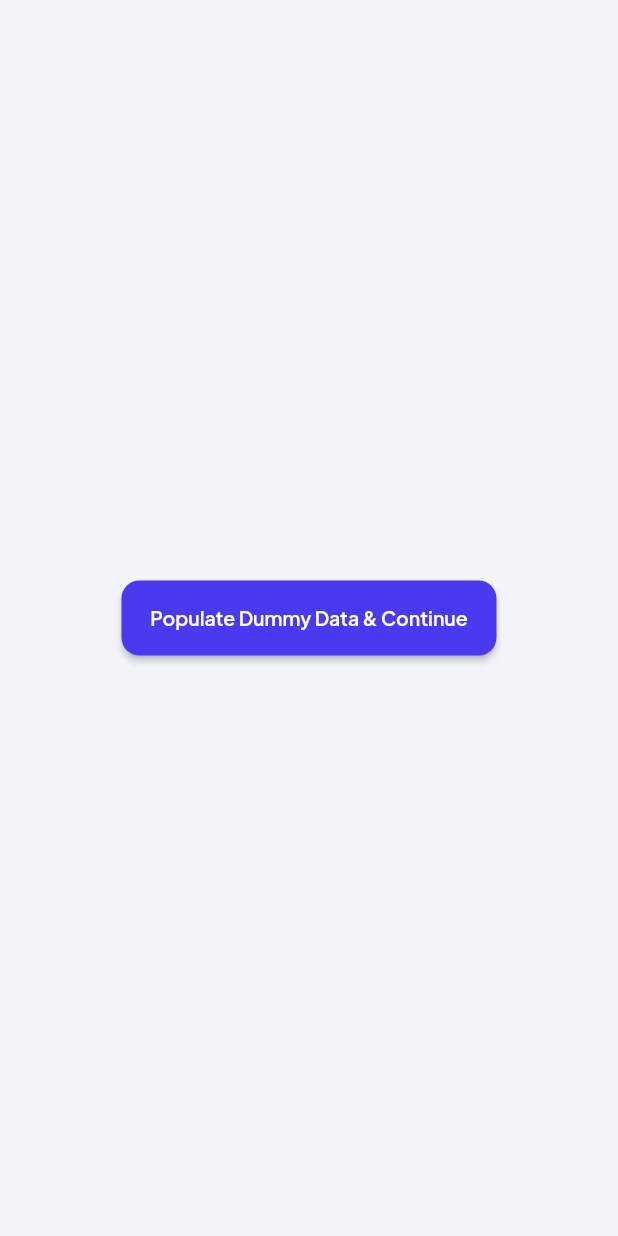
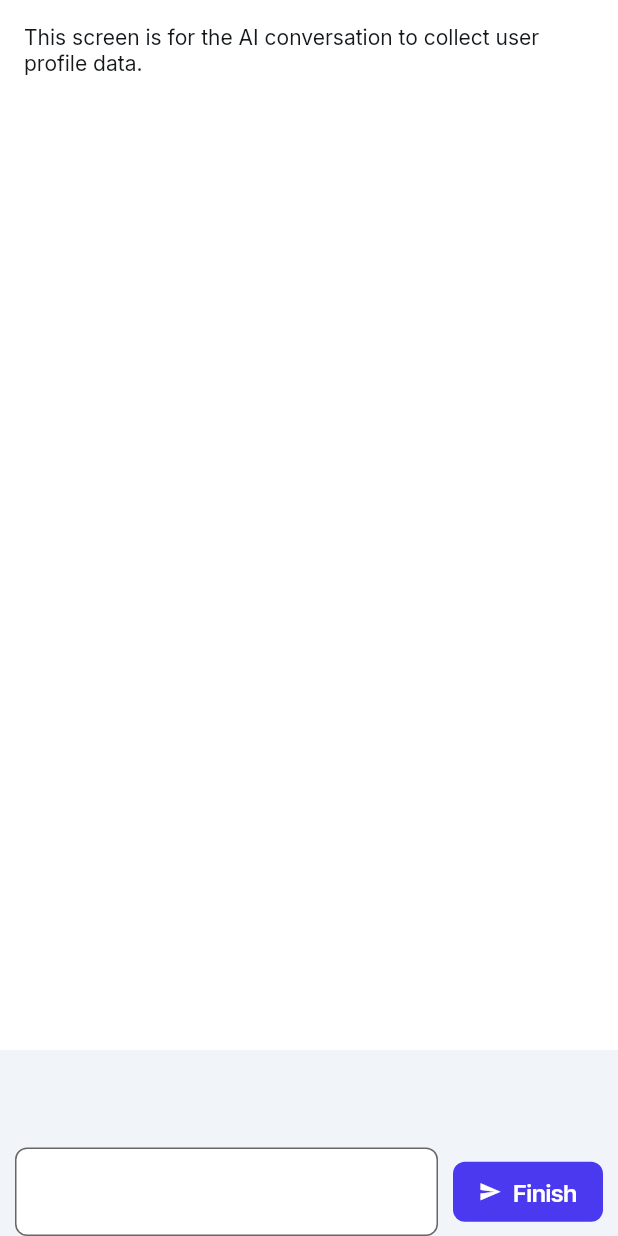
Before and after one commit to varsharamanujam/walleteriumFrontend, a Flutter app: the AIConversationalOnboardingScreenWidget screen opened by its route, on a phone screen of 412 x 824 dp. Run offline on Flutter 3.47's test engine with Material 3 defaults, Android fonts, the phone set to English and light mode, and no system bars; drawn by our look-alikes of auto_size_text; our stand-ins replace carousel_slider, cloud_firestore, file_picker, firebase_auth, firebase_core, firebase_storage and 14 more; missing offline and left inert: firebase_app_check, json_path; accounts and stored records are empty.

Commit message:
AI onboarding screen fixed

```diff
--- a/lib/feature1/a_i_conversational_onboarding_screen/a_i_conversational_onboarding_screen_model.dart
+++ b/lib/feature1/a_i_conversational_onboarding_screen/a_i_conversational_onboarding_screen_model.dart
@@ -18,8 +18,8 @@ class AIConversationalOnboardingScreenModel
     extends FlutterFlowModel<AIConversationalOnboardingScreenWidget> {
   ///  State fields for stateful widgets in this page.
 
-  // TextEditingController userMessageInputTextController = TextEditingController(); // Commented out as per request
-  // FocusNode? userMessageInputFocusNode; // Keep this as nullable if FlutterFlow might not always initialize it // Commented out as per request
+  TextEditingController userMessageInputTextController = TextEditingController();
+  FocusNode? userMessageInputFocusNode;
 
   // String? Function(BuildContext, String?)? // Commented out as per request
   //     userMessageInputTextControllerValidator; // Commented out as per request
@@ -36,10 +36,10 @@ class AIConversationalOnboardingScreenModel
   @override
   void dispose() {
     // Safely dispose of nullable FocusNode
-    // userMessageInputFocusNode?.dispose(); // Commented out as per request
+    userMessageInputFocusNode?.dispose();
 
     // Dispose of non-nullable TextEditingController
-    // userMessageInputTextController.dispose(); // Commented out as per request
+    userMessageInputTextController.dispose();
 
     // Call super.dispose() *last*
     // super.dispose(); only if its not abstract class
--- a/lib/feature1/a_i_conversational_onboarding_screen/a_i_conversational_onboarding_screen_widget.dart
+++ b/lib/feature1/a_i_conversational_onboarding_screen/a_i_conversational_onboarding_screen_widget.dart
@@ -1,14 +1,17 @@
 import '/flutter_flow/flutter_flow_theme.dart';
 import '/flutter_flow/flutter_flow_util.dart';
 import '/flutter_flow/flutter_flow_widgets.dart';
+import 'dart:ui';
 import 'package:flutter/material.dart';
-// import 'package:cloud_firestore/cloud_firestore.dart'; // Commented out as per request
-// import 'package:cloud_functions/cloud_functions.dart'; // Commented out as per request
+import 'package:google_fonts/google_fonts.dart';
+import 'package:provider/provider.dart';
+import 'a_i_conversational_onboarding_screen_model.dart';
+export 'a_i_conversational_onboarding_screen_model.dart';
+
+// Imports for Firebase
+import 'package:cloud_firestore/cloud_firestore.dart';
 import '/auth/firebase_auth/auth_util.dart';
-// import '/index.dart'; // Commented out as per request
-// import 'a_i_conversational_onboarding_screen_model.dart'; // Commented out as per request
-// export 'a_i_conversational_onboarding_screen_model.dart'; // Commented out as per request
-import 'package:walleterium/feature1/a_i_conversational_onboarding_screen/dummyData.dart'; // Import dummyData.dart
+import '/index.dart';
 
 class AIConversationalOnboardingScreenWidget extends StatefulWidget {
   const AIConversationalOnboardingScreenWidget({super.key});
@@ -23,185 +26,187 @@ class AIConversationalOnboardingScreenWidget extends StatefulWidget {
 
 class _AIConversationalOnboardingScreenWidgetState
     extends State<AIConversationalOnboardingScreenWidget> {
-  // late AIConversationalOnboardingScreenModel _model; // Commented out as per request
+  late AIConversationalOnboardingScreenModel _model;
+
   final scaffoldKey = GlobalKey<ScaffoldState>();
-  // String? _onboardingSessionId; // Commented out as per request
-  // bool _isLoading = true; // Commented out as per request
-  // bool _isConversationDone = false; // Commented out as per request
 
   @override
   void initState() {
     super.initState();
-    // _model = createModel(context, () => AIConversationalOnboardingScreenModel()); // Commented out as per request
-    // _model.userMessageInputTextController ??= TextEditingController(); // Commented out as per request
-    // _model.userMessageInputFocusNode ??= FocusNode(); // Commented out as per request
-    // _startOrResumeOnboarding(); // Commented out as per request
+    _model =
+        createModel(context, () => AIConversationalOnboardingScreenModel());
+
+    _model.userMessageInputTextController ??=
+        TextEditingController(text: 'Complete Setup...');
+    _model.userMessageInputFocusNode ??= FocusNode();
+
+    WidgetsBinding.instance.addPostFrameCallback((_) => safeSetState(() {}));
   }
 
   @override
   void dispose() {
-    // _model.dispose(); // Commented out as per request
+    _model.dispose();
+
     super.dispose();
   }
-
-  // Commented out API related methods as per request
-  /*
-  Future<void> _startOrResumeOnboarding() async {
-    if (currentUser == null) {
-      setState(() {
-        _isLoading = false; // Set loading to false if no user
-      });
-      return;
-    }
-
-    setState(() {
-      _isLoading = true;
-    });
-
-    try {
-      final HttpsCallable callable =
-          FirebaseFunctions.instance.httpsCallable('startOnboarding');
-      // For development, you can mock the current user if FirebaseAuth isn't fully set up locally
-      final results = await callable.call({'userId': currentUserUid ?? 'dummy_user_id'});
-      final data = results.data as Map<String, dynamic>;
-
-      _onboardingSessionId = data['sessionId'];
-      // Ensure 'messages' is treated as a List<dynamic> before mapping
-      final messages = (data['messages'] as List<dynamic>)
-          .map((m) => Message(
-              text: m['text'] as String, isFromUser: m['sender'] == 'user'))
-          .toList();
-
-      setState(() {
-        _model.conversation = messages;
-        _isLoading = false;
-        _isConversationDone = data['isDone'] ?? false;
-      });
-    } catch (e) {
-      print('Error starting onboarding: $e');
-      ScaffoldMessenger.of(context).showSnackBar(
-        SnackBar(content: Text('Error starting onboarding. Please try again.')),
-      );
-      setState(() {
-        _isLoading = false;
-      });
-    }
-  }
-
-  Future<void> _handleUserMessage() async {
-    final text = _model.userMessageInputTextController.text;
-    if (text.isEmpty || _onboardingSessionId == null) {
-      return;
-    }
-
-    final userMessage = Message(text: text, isFromUser: true);
-
-    setState(() {
-      _model.conversation.add(userMessage);
-      _isLoading = true;
-    });
-    _model.userMessageInputTextController.clear();
-
-    try {
-      final HttpsCallable callable =
-          FirebaseFunctions.instance.httpsCallable('postToOnboarding');
-      final results = await callable.call({
-        'sessionId': _onboardingSessionId,
-        'message': text,
-      });
-
-      final data = results.data as Map<String, dynamic>;
-      final aiResponse =
-          Message(text: data['response'] as String, isFromUser: false);
-
-      setState(() {
-        _model.conversation.add(aiResponse);
-        _isConversationDone = data['isDone'] ?? false;
-        _isLoading = false;
-      });
-    } catch (e) {
-      print('Error sending message: $e');
-      ScaffoldMessenger.of(context).showSnackBar(
-        SnackBar(content: Text('Error sending message. Please try again.')),
-      );
-      setState(() {
-        _isLoading = false;
-        _model.conversation.remove(userMessage); // Remove user message on error
-      });
-    }
-  }
-
-  Future<void> _completeOnboarding() async {
-    // The backend should handle marking the user as complete.
-    // This navigation assumes the backend has finished its work.
-    context.goNamed(MainDashWidget.routeName);
-  }
-
-  // New method to populate dummy conversation data
-  void _populateDummyConversation() {
-    setState(() {
-      _model.conversation = [
-        Message(text: "Hello! I'm here to help you set up your wallet. What's your primary goal with this app?", isFromUser: false),
-        Message(text: "My goal is to track my spending and save money.", isFromUser: true),
-        Message(text: "That's a great goal! Are you interested in budgeting tools or investment insights?", isFromUser: false),
-        Message(text: "Budgeting tools would be really helpful for me.", isFromUser: true),
-        Message(text: "Excellent! We have several budgeting features. Is there any specific type of budget you're looking for, like a monthly budget or category-based tracking?", isFromUser: false),
-        Message(text: "A monthly budget would be ideal.", isFromUser: true),
-        Message(text: "Got it! Your onboarding is now complete. We've set up your profile to focus on monthly budgeting. You can always adjust these settings later. Enjoy using the app!", isFromUser: false),
-      ];
-      _isConversationDone = true; // Mark as done for dummy data
-      _isLoading = false; // Ensure loading is off
-    });
-    ScaffoldMessenger.of(context).showSnackBar(
-      SnackBar(content: Text('Dummy conversation loaded!')),
-    );
-  }
-
-  // Existing method to upload dummy Firestore data (from your provided code)
-  Future<void> _uploadDummyFirestoreData() async {
-    try {
-      final data = {
-        'name': 'Test User from Onboarding',
-        'email': 'testuser_onboarding@example.com',
-        'timestamp': FieldValue.serverTimestamp(),
-        'role': 'onboarding_tester',
-      };
-      await FirebaseFirestore.instance.collection('demoEntries').add(data);
-      ScaffoldMessenger.of(context).showSnackBar(
-        SnackBar(content: Text('Dummy Firestore data uploaded successfully!')),
-      );
-    } catch (e) {
-      ScaffoldMessenger.of(context).showSnackBar(
-        SnackBar(content: Text('Error uploading Firestore data: $e')),
-      );
-    }
-  }
-  */
 
   @override
   Widget build(BuildContext context) {
     return GestureDetector(
-      onTap: () => FocusScope.of(context).unfocus(),
+      onTap: () {
+        FocusScope.of(context).unfocus();
+        FocusManager.instance.primaryFocus?.unfocus();
+      },
       child: Scaffold(
         key: scaffoldKey,
         backgroundColor: FlutterFlowTheme.of(context).primaryBackground,
-        body: Center(
+        body: SafeArea(
+          top: true,
+          child: Column(
+            mainAxisSize: MainAxisSize.max,
+            children: [
+              Expanded(
+                flex: 1,
+                child: ListView(
+                  padding: EdgeInsets.zero,
+                  shrinkWrap: true,
+                  scrollDirection: Axis.vertical,
+                  children: [
+                    Container(
+                      width: 363.1,
+                      height: 700.0,
+                      decoration: BoxDecoration(
+                        color: FlutterFlowTheme.of(context).secondaryBackground,
+                      ),
+                      child: Padding(
+                        padding: const EdgeInsets.all(16.0),
+                        child: Text(
+                          'This screen is for the AI conversation to collect user profile data.',
+                          style: FlutterFlowTheme.of(context).bodyLarge,
+                        ),
+                      ),
+                    ),
+                  ],
+                ),
+              ),
+              Row(
+                mainAxisSize: MainAxisSize.max,
+                children: [
+                  Expanded(
+                    child: Padding(
+                      padding: const EdgeInsetsDirectional.fromSTEB(
+                          10.0, 0.0, 10.0, 0.0),
+                      child: TextFormField(
+                        controller: _model.userMessageInputTextController,
+                        focusNode: _model.userMessageInputFocusNode,
+                        readOnly:
+                            true, // Making the text field non-editable for this example
+                        decoration: InputDecoration(
+                          filled: true,
+                          fillColor:
+                              FlutterFlowTheme.of(context).secondaryBackground,
+                          border: OutlineInputBorder(
+                            borderRadius: BorderRadius.circular(8.0),
+                          ),
+                        ),
+                      ),
+                    ),
+                  ),
+                  Padding(
+                    padding: const EdgeInsetsDirectional.fromSTEB(
+                        0.0, 0.0, 10.0, 0.0),
                     child: FFButtonWidget(
                       onPressed: () async {
-              await uploadDummyData(context);
+                      final user = currentUser;
+                      if (user == null) {
+                        context.goNamed(AuthHubScreenWidget.routeName);
+                        return;
+                      }
+
+                      final batch = FirebaseFirestore.instance.batch();
+
+                      // --- Create references with unique IDs FIRST ---
+                      final hdfcAccountRef = FirebaseFirestore.instance.collection('user_accounts').doc();
+                      final cashAccountRef = FirebaseFirestore.instance.collection('user_accounts').doc();
+                      final vehicleAssetRef = FirebaseFirestore.instance.collection('user_assets').doc();
+
+                      // --- Set Account Data ---
+                      batch.set(hdfcAccountRef, {
+                        'user_id': user.uid, 'account_name': 'HDFC Bank Savings', 'account_type': 'Debit',
+                        'current_balance': 125500.75, 'created_at': FieldValue.serverTimestamp(), 'account_color': '#1e90ff',
+                      });
+                      batch.set(cashAccountRef, {
+                        'user_id': user.uid, 'account_name': 'Cash Wallet', 'account_type': 'Cash',
+                        'current_balance': 8500.00, 'created_at': FieldValue.serverTimestamp(), 'account_color': '#32cd32',
+                      });
+
+                      // --- Set Asset Data ---
+                      batch.set(vehicleAssetRef, {
+                        'user_id': user.uid, 'asset_name': 'My Suzuki Swift', 'asset_type': 'Vehicle',
+                        'current_value': 680000.0, 'purchase_value': 820000.0,
+                        'purchase_date': Timestamp.fromDate(DateTime(2023, 5, 20)),
+                        'metadata': { 'make': 'Maruti Suzuki', 'model': 'Swift VXI', 'year': 2023 }
+                      });
+
+                      // --- Set Transaction Data (linked to HDFC account) ---
+                      batch.set(FirebaseFirestore.instance.collection('transactions').doc(), {
+                        'user_id': user.uid, 'account_id': hdfcAccountRef.id, 'amount': 50000.0,
+                        'type': 'Income', 'description': 'Monthly Salary', 'category': 'Salary',
+                        'transaction_date': Timestamp.fromDate(DateTime(2025, 7, 1)),
+                      });
+                      batch.set(FirebaseFirestore.instance.collection('transactions').doc(), {
+                        'user_id': user.uid, 'account_id': hdfcAccountRef.id, 'amount': 750.50,
+                        'type': 'Expense', 'description': 'Dinner at Toit', 'category': 'Food & Drink',
+                        'transaction_date': Timestamp.fromDate(DateTime(2025, 7, 20)),
+                      });
+                      batch.set(FirebaseFirestore.instance.collection('transactions').doc(), {
+                        'user_id': user.uid, 'account_id': hdfcAccountRef.id, 'amount': 900.00,
+                        'type': 'Expense', 'description': 'movie', 'category': 'entertainment',
+                        'transaction_date': Timestamp.fromDate(DateTime(2025, 7, 20)),
+                      });
+                      batch.set(FirebaseFirestore.instance.collection('transactions').doc(), {
+                        'user_id': user.uid, 'account_id': hdfcAccountRef.id, 'amount': 1500.00,
+                        'type': 'Expense', 'description': 'family outing', 'category': 'entertainment',
+                        'transaction_date': Timestamp.fromDate(DateTime(2025, 7, 20)),
+                      });
+
+                      // --- Finalize Onboarding ---
+                      final walletUserDocRef = FirebaseFirestore.instance.collection('wallet_user_collection').doc(user.uid);
+                      batch.update(walletUserDocRef, {
+                        'onboarding_completed': true,
+                        'persona': 'A 32-year-old tech professional who is a careful budgetor.'
+                      });
+
+                      try {
+                        await batch.commit();
+                        context.goNamed(MainDashWidget.routeName);
+                      } catch (e) {
+                        print('Error committing batch write: $e');
+                      }
                     },
-            text: 'Populate Dummy Data & Continue',
+                      text: 'Finish',
+                      icon: const Icon(
+                        Icons.send,
+                        size: 15.0,
+                      ),
                       options: FFButtonOptions(
-              width: 250,
-              height: 50,
+                        width: 100, // Adjusted width for better text fit
+                        height: 40.0,
                         color: FlutterFlowTheme.of(context).primary,
-              textStyle: FlutterFlowTheme.of(context).titleSmall.override(
-                    fontFamily: 'Plus Jakarta Sans',
+                        textStyle:
+                            FlutterFlowTheme.of(context).titleSmall.override(
+                                  fontFamily: FlutterFlowTheme.of(context)
+                                      .titleSmallFamily,
                                   color: Colors.white,
-                    fontSize: 16,
                                 ),
-              borderRadius: BorderRadius.circular(12),
+                        elevation: 0.0,
+                        borderRadius: BorderRadius.circular(8.0),
                       ),
+                    ),
+                  ),
+                ],
+              ),
+            ],
           ),
         ),
       ),
--- a/lib/feature1/a_i_conversational_onboarding_screen/dummyData.dart
+++ b/lib/feature1/a_i_conversational_onboarding_screen/dummyData.dart
@@ -51,8 +51,11 @@ Future<void> uploadDummyData(BuildContext context) async {
          ScaffoldMessenger.of(context).showSnackBar(
            SnackBar(content: Text('Please sign in first.')),
          );
+         print('DEBUG: User is null, cannot upload dummy data.'); // Add this
          return;
        }
+
+      print('DEBUG: Current User UID: ${user.uid}');
 
   final batch = FirebaseFirestore.instance.batch();
 
@@ -117,6 +120,7 @@ Future<void> uploadDummyData(BuildContext context) async {
     ];
 
     for (final tx in transactions) {
+       print('DEBUG: Transaction data being written: user_id = ${user.uid}, amount = ${tx['amount']}');
       batch.set(
         FirebaseFirestore.instance.collection('transactions').doc(),
         {
@@ -174,16 +178,19 @@ Future<void> uploadDummyData(BuildContext context) async {
       'persona': 'Budgetor',
     }, SetOptions(merge: true));
 
+    try {
         await batch.commit();
-
-    ScaffoldMessenger.of(context).showSnackBar(
-      SnackBar(content: Text('Dummy financial data uploaded successfully!')),
-    );
-    print('Attempting to navigate to MainDashWidget...');
-    // After successful upload, navigate to the main dashboard
+        print('DEBUG: Batch commit successful.'); // Add this
         context.goNamed(MainDashWidget.routeName);
        print('Navigation to MainDashWidget initiated.');
       } catch (e) {
+        print('DEBUG: Error during dummy data upload or navigation: $e'); // Add this
+        ScaffoldMessenger.of(context).showSnackBar(
+          SnackBar(content: Text('Error uploading data: $e')),
+        );
+      }
+    }
+    catch (e) {
     print('Error during dummy data upload or navigation: $e');
     ScaffoldMessenger.of(context).showSnackBar(
       SnackBar(content: Text('Error uploading data: $e')),
```
Also changed, not shown: 1 other file. Lines whose indentation alone changed are shown as unchanged.
